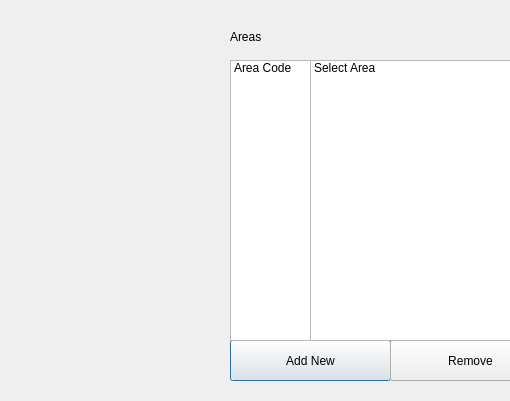
This is manage_area.ui in tapish13031997/OVV as Qt 5 draws it before an edit; both pictures show x 0 to 510 and y 0 to 401 of the 718 by 503 pixel window. The edited form follows.
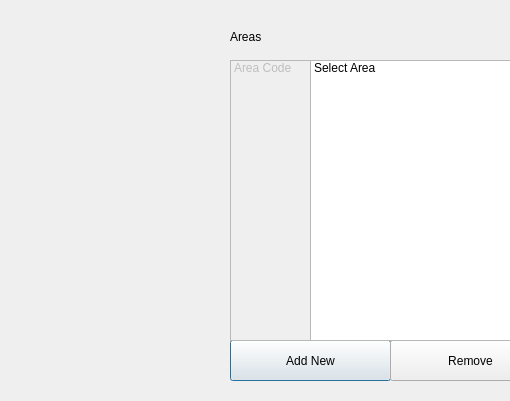
This is the edited form. Icons and pictures are not drawn.

Diff of the .ui file:
```diff
--- a/manage_area.ui
+++ b/manage_area.ui
@@ -91,6 +91,9 @@
    </property>
   </widget>
   <widget class="QListWidget" name="areacode">
+   <property name="enabled">
+    <bool>false</bool>
+   </property>
    <property name="geometry">
     <rect>
      <x>230</x>
```
